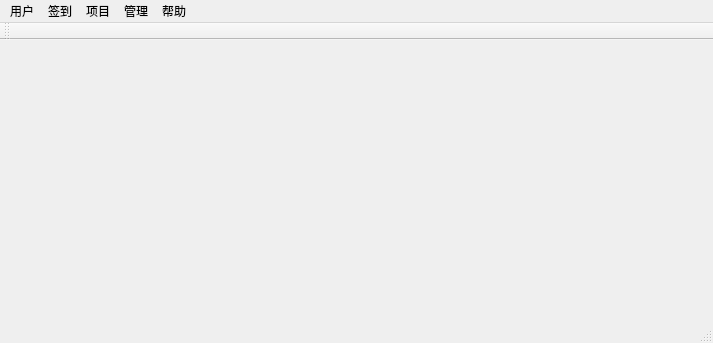
The window that mainwindow.ui (neverlandgy/teamhelper) describes before a commit, drawn with Qt 5.
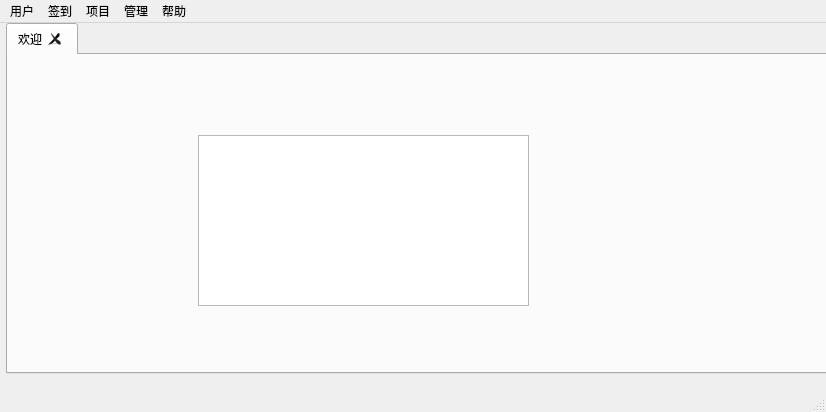
The same window after the commit. Icons and pictures are not drawn.

Patch:
```diff
--- a/mainwindow.ui
+++ b/mainwindow.ui
@@ -6,20 +6,71 @@
    <rect>
     <x>0</x>
     <y>0</y>
-    <width>713</width>
-    <height>343</height>
+    <width>826</width>
+    <height>412</height>
    </rect>
   </property>
   <property name="windowTitle">
    <string>MainWindow</string>
   </property>
-  <widget class="QWidget" name="centralWidget"/>
+  <widget class="QWidget" name="centralWidget">
+   <widget class="QTabWidget" name="tabWidget">
+    <property name="geometry">
+     <rect>
+      <x>6</x>
+      <y>0</y>
+      <width>821</width>
+      <height>351</height>
+     </rect>
+    </property>
+    <property name="tabPosition">
+     <enum>QTabWidget::North</enum>
+    </property>
+    <property name="tabShape">
+     <enum>QTabWidget::Rounded</enum>
+    </property>
+    <property name="currentIndex">
+     <number>0</number>
+    </property>
+    <property name="documentMode">
+     <bool>false</bool>
+    </property>
+    <property name="tabsClosable">
+     <bool>true</bool>
+    </property>
+    <property name="movable">
+     <bool>true</bool>
+    </property>
+    <widget class="QWidget" name="tab">
+     <attribute name="title">
+      <string>欢迎</string>
+     </attribute>
+     <widget class="QTextBrowser" name="textBrowser">
+      <property name="geometry">
+       <rect>
+        <x>190</x>
+        <y>80</y>
+        <width>331</width>
+        <height>171</height>
+       </rect>
+      </property>
+      <property name="html">
+       <string>&lt;!DOCTYPE HTML PUBLIC &quot;-//W3C//DTD HTML 4.0//EN&quot; &quot;http://www.w3.org/TR/REC-html40/strict.dtd&quot;&gt;
+&lt;html&gt;&lt;head&gt;&lt;meta name=&quot;qrichtext&quot; content=&quot;1&quot; /&gt;&lt;style type=&quot;text/css&quot;&gt;
+p, li { white-space: pre-wrap; }
+&lt;/style&gt;&lt;/head&gt;&lt;body style=&quot; font-family:'SimSun'; font-size:9pt; font-weight:400; font-style:normal;&quot;&gt;
+&lt;p style=&quot; margin-top:0px; margin-bottom:0px; margin-left:0px; margin-right:0px; -qt-block-indent:0; text-indent:0px;&quot;&gt;&lt;img src=&quot;:/res/res/extTitleWelcomeTH.gif&quot; /&gt;&lt;/p&gt;&lt;/body&gt;&lt;/html&gt;</string>
+      </property>
+     </widget>
+    </widget>
+   </widget>
+  </widget>
   <widget class="QMenuBar" name="menuBar">
    <property name="geometry">
     <rect>
      <x>0</x>
      <y>0</y>
-     <width>713</width>
+     <width>826</width>
      <height>23</height>
     </rect>
    </property>
@@ -64,14 +115,6 @@
    <addaction name="menu_manage"/>
    <addaction name="menu_help"/>
   </widget>
-  <widget class="QToolBar" name="mainToolBar">
-   <attribute name="toolBarArea">
-    <enum>TopToolBarArea</enum>
-   </attribute>
-   <attribute name="toolBarBreak">
-    <bool>false</bool>
-   </attribute>
-  </widget>
   <widget class="QStatusBar" name="statusBar"/>
   <action name="myinfo_action">
    <property name="text">
```
Left out of the diff: 2 changed lines with no effect on the pictures.
